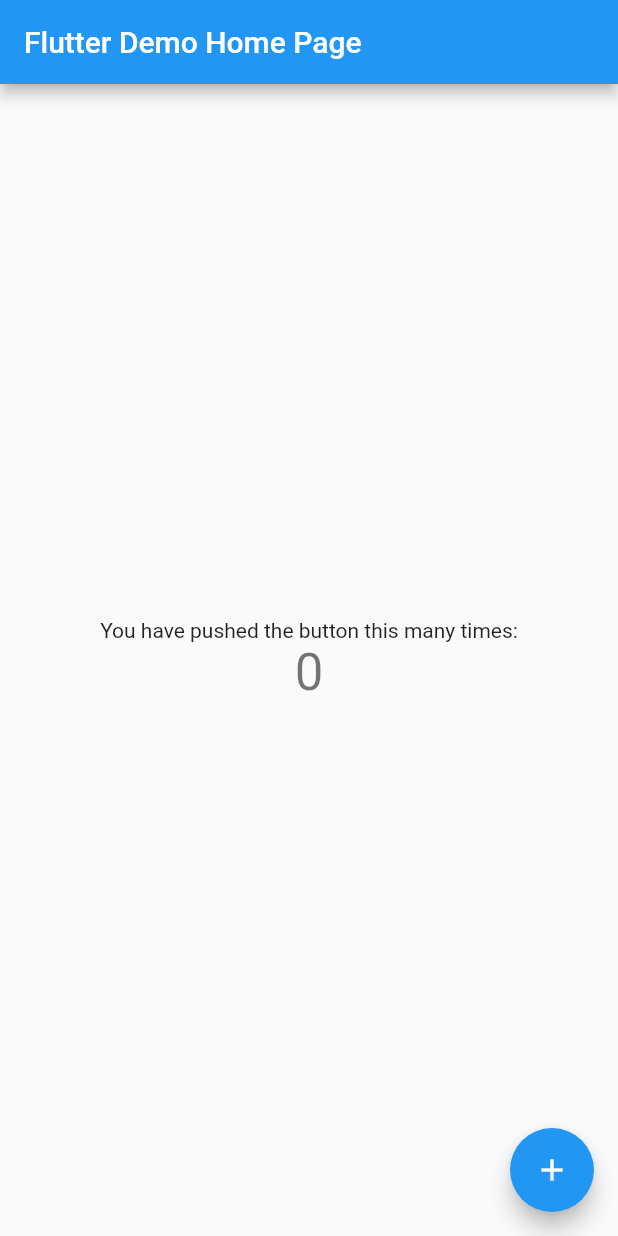
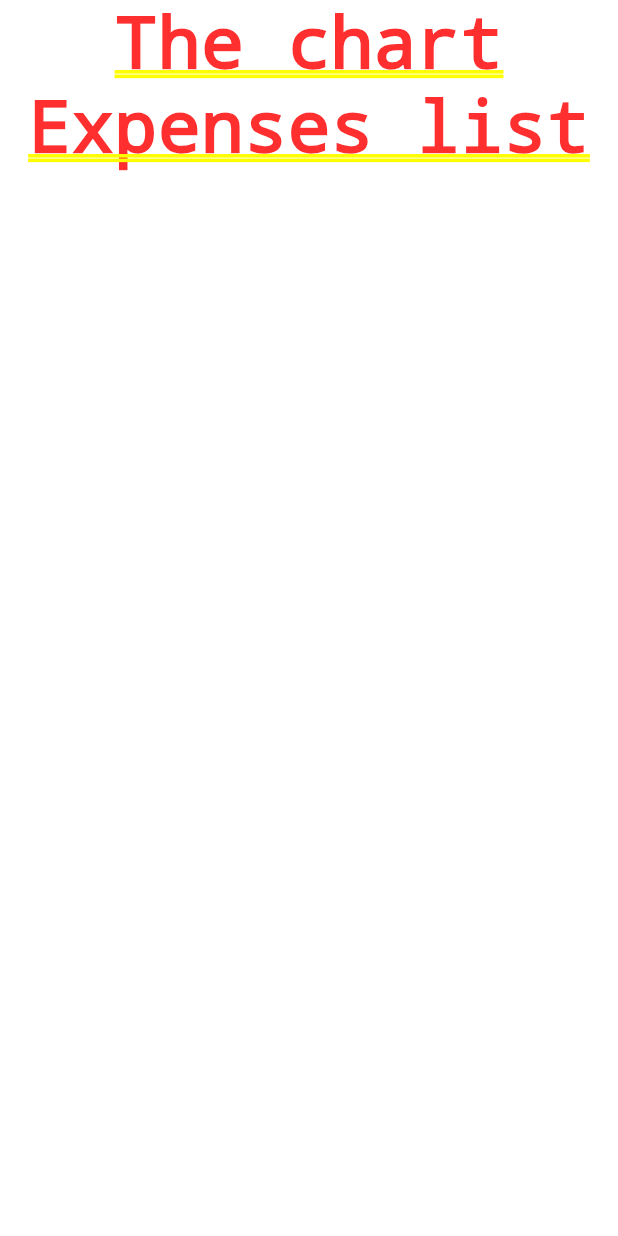
Before and after one commit to mmcdevitt1997/expense_tracker, a Flutter app: the screen it shows after launch, on a phone screen of 412 x 824 dp. Run offline on Flutter 3.47's test engine with Material 2 defaults, Android fonts, the phone set to English and light mode, and no system bars.

Commit message:
basic set up complete

```diff
--- /dev/null
+++ b/lib/expenses.dart
@@ -0,0 +1,20 @@
+import 'package:flutter/material.dart';
+
+class Expenses extends StatefulWidget {
+  const Expenses({super.key});
+
+  @override
+  State<Expenses> createState() => _ExpensesState();
+}
+
+class _ExpensesState extends State<Expenses> {
+  @override
+  Widget build(BuildContext context) {
+    return Column(
+      children: const [
+        Text('The chart'),
+        Text('Expenses list'),
+      ],
+    );
+  }
+}
--- a/lib/main.dart
+++ b/lib/main.dart
@@ -1,115 +1,10 @@
 import 'package:flutter/material.dart';
+import 'expenses.dart';
 
 void main() {
-  runApp(const MyApp());
+  runApp(
+    const MaterialApp(
+      home: Expenses(),
+    ),
+  );
 }
-
-class MyApp extends StatelessWidget {
-  const MyApp({super.key});
-
-  // This widget is the root of your application.
-  @override
-  Widget build(BuildContext context) {
-    return MaterialApp(
-      title: 'Flutter Demo',
-      theme: ThemeData(
-        // This is the theme of your application.
-        //
-        // Try running your application with "flutter run". You'll see the
-        // application has a blue toolbar. Then, without quitting the app, try
-        // changing the primarySwatch below to Colors.green and then invoke
-        // "hot reload" (press "r" in the console where you ran "flutter run",
-        // or simply save your changes to "hot reload" in a Flutter IDE).
-        // Notice that the counter didn't reset back to zero; the application
-        // is not restarted.
-        primarySwatch: Colors.blue,
-      ),
-      home: const MyHomePage(title: 'Flutter Demo Home Page'),
-    );
-  }
-}
-
-class MyHomePage extends StatefulWidget {
-  const MyHomePage({super.key, required this.title});
-
-  // This widget is the home page of your application. It is stateful, meaning
-  // that it has a State object (defined below) that contains fields that affect
-  // how it looks.
-
-  // This class is the configuration for the state. It holds the values (in this
-  // case the title) provided by the parent (in this case the App widget) and
-  // used by the build method of the State. Fields in a Widget subclass are
-  // always marked "final".
-
-  final String title;
-
-  @override
-  State<MyHomePage> createState() => _MyHomePageState();
-}
-
-class _MyHomePageState extends State<MyHomePage> {
-  int _counter = 0;
-
-  void _incrementCounter() {
-    setState(() {
-      // This call to setState tells the Flutter framework that something has
-      // changed in this State, which causes it to rerun the build method below
-      // so that the display can reflect the updated values. If we changed
-      // _counter without calling setState(), then the build method would not be
-      // called again, and so nothing would appear to happen.
-      _counter++;
-    });
-  }
-
-  @override
-  Widget build(BuildContext context) {
-    // This method is rerun every time setState is called, for instance as done
-    // by the _incrementCounter method above.
-    //
-    // The Flutter framework has been optimized to make rerunning build methods
-    // fast, so that you can just rebuild anything that needs updating rather
-    // than having to individually change instances of widgets.
-    return Scaffold(
-      appBar: AppBar(
-        // Here we take the value from the MyHomePage object that was created by
-        // the App.build method, and use it to set our appbar title.
-        title: Text(widget.title),
-      ),
-      body: Center(
-        // Center is a layout widget. It takes a single child and positions it
-        // in the middle of the parent.
-        child: Column(
-          // Column is also a layout widget. It takes a list of children and
-          // arranges them vertically. By default, it sizes itself to fit its
-          // children horizontally, and tries to be as tall as its parent.
-          //
-          // Invoke "debug painting" (press "p" in the console, choose the
-          // "Toggle Debug Paint" action from the Flutter Inspector in Android
-          // Studio, or the "Toggle Debug Paint" command in Visual Studio Code)
-          // to see the wireframe for each widget.
-          //
-          // Column has various properties to control how it sizes itself and
-          // how it positions its children. Here we use mainAxisAlignment to
-          // center the children vertically; the main axis here is the vertical
-          // axis because Columns are vertical (the cross axis would be
-          // horizontal).
-          mainAxisAlignment: MainAxisAlignment.center,
-          children: <Widget>[
-            const Text(
-              'You have pushed the button this many times:',
-            ),
-            Text(
-              '$_counter',
-              style: Theme.of(context).textTheme.headline4,
-            ),
-          ],
-        ),
-      ),
-      floatingActionButton: FloatingActionButton(
-        onPressed: _incrementCounter,
-        tooltip: 'Increment',
-        child: const Icon(Icons.add),
-      ), // This trailing comma makes auto-formatting nicer for build methods.
-    );
-  }
-}
```
Also changed, not shown: 2 other files.
